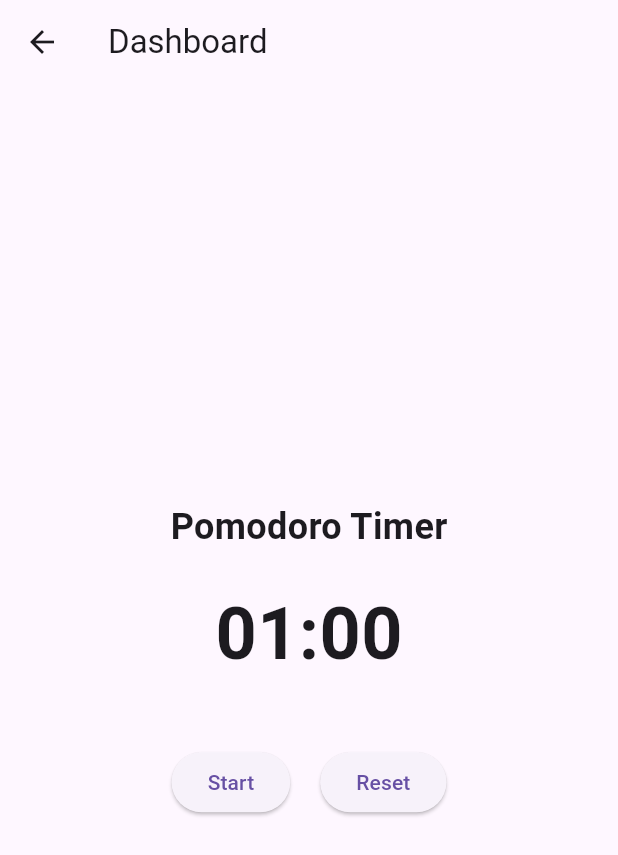
After one commit to hdd94/focusflow, a Flutter app: the DashboardPage screen opened directly, on a phone screen of 412 x 824 dp. The commit adds this screen. Shown: the top 855 px of the screen. Run offline on Flutter 3.47's test engine with Material 3 defaults, Android fonts, the phone set to English and light mode, and no system bars; our stand-ins replace flutter_local_notifications; missing offline and left inert: hotkey_manager, system_tray.

Commit message:
Pomodoro Timer Implementation

```diff
--- /dev/null
+++ b/lib/pages/dashboard_page/dashboard_page.dart
@@ -0,0 +1,15 @@
+import 'package:flutter/material.dart';
+import 'package:focusflow/pages/base_page.dart';
+import 'package:focusflow/pages/dashboard_page/pomodoro_timer/pomodoro_timer.dart';
+
+class DashboardPage extends BasePage {
+  const DashboardPage({super.key});
+
+  @override
+  Widget build(BuildContext context) {
+    return Scaffold(
+      appBar: AppBar(title: Text('Dashboard')),
+      body: PomodoroTimer(),
+    );
+  }
+}
--- /dev/null
+++ b/lib/pages/dashboard_page/pomodoro_timer/pomodoro_timer.dart
@@ -0,0 +1,95 @@
+import 'dart:async';
+
+import 'package:flutter/material.dart';
+import 'package:flutter_local_notifications/flutter_local_notifications.dart';
+
+class PomodoroTimer extends StatefulWidget {
+  @override
+  _PomodoroTimerState createState() => _PomodoroTimerState();
+}
+
+class _PomodoroTimerState extends State<PomodoroTimer> {
+  static const int _pomodoroDuration = 1 * 60; // 25 Minuten
+  int _remainingTime = _pomodoroDuration;
+  late Timer _timer;
+  bool _isRunning = false;
+
+  @override
+  void dispose() {
+    _timer.cancel();
+    super.dispose();
+  }
+
+  // Formatierung der verbleibenden Zeit (mm:ss)
+  String _formatTime(int seconds) {
+    int minutes = seconds ~/ 60;
+    int remainingSeconds = seconds % 60;
+    return '${minutes.toString().padLeft(2, '0')}:${remainingSeconds.toString().padLeft(2, '0')}';
+  }
+
+  // Startet, stoppt oder setzt den Timer zurück
+  void _toggleTimer() {
+    if (_isRunning) {
+      _timer.cancel();
+    } else {
+      _timer = Timer.periodic(Duration(seconds: 1), (timer) {
+        if (_remainingTime > 0) {
+          setState(() {
+            _remainingTime--;
+          });
+        } else {
+          _timer.cancel();
+          // Hier kannst du eine Benachrichtigung anzeigen, wenn der Timer abläuft
+          ScaffoldMessenger.of(context).showSnackBar(SnackBar(content: Text('Pomodoro abgeschlossen!')));
+        }
+      });
+    }
+    setState(() {
+      _isRunning = !_isRunning;
+    });
+  }
+
+  // Setzt den Timer zurück
+  void _resetTimer() {
+    _timer.cancel();
+    setState(() {
+      _remainingTime = _pomodoroDuration;
+      _isRunning = false;
+    });
+  }
+
+  @override
+  Widget build(BuildContext context) {
+    return Center(
+      child: Column(
+        mainAxisAlignment: MainAxisAlignment.center,
+        children: [
+          Text(
+            'Pomodoro Timer',
+            style: TextStyle(fontSize: 24, fontWeight: FontWeight.bold),
+          ),
+          SizedBox(height: 20),
+          Text(
+            _formatTime(_remainingTime),
+            style: TextStyle(fontSize: 48, fontWeight: FontWeight.bold),
+          ),
+          SizedBox(height: 40),
+          Row(
+            mainAxisAlignment: MainAxisAlignment.center,
+            children: [
+              ElevatedButton(
+                onPressed: _toggleTimer,
+                child: Text(_isRunning ? 'Stop' : 'Start'),
+              ),
+              SizedBox(width: 20),
+              ElevatedButton(
+                onPressed: _resetTimer,
+                child: Text('Reset'),
+              ),
+            ],
+          ),
+        ],
+      ),
+    );
+  }
+}
```
Also changed, not shown: lib/core/services/system_tray_manager.dart (added, +68 -0 lines), lib/main.dart (+109 -97 lines), lib/pages/base_page.dart (added, +8 -0 lines), lib/pages/login_page/login_page.dart (added, +56 -0 lines), lib/pages/login_page/widgets/login_form.dart (added, +122 -0 lines), lib/pages/settings_page/settings_page.dart (added, +22 -0 lines), lib/shared/theme/app_theme.dart (added, +48 -0 lines), pubspec.yaml (+10 -1 lines), assets/app_icon.png (added), assets/fonts/Aleo-Bold.ttf (added), assets/fonts/Aleo-Light.ttf (added), assets/fonts/Aleo-Regular.ttf (added), assets/images/men_pointing.png (added), pubspec.lock, 4 other files.
